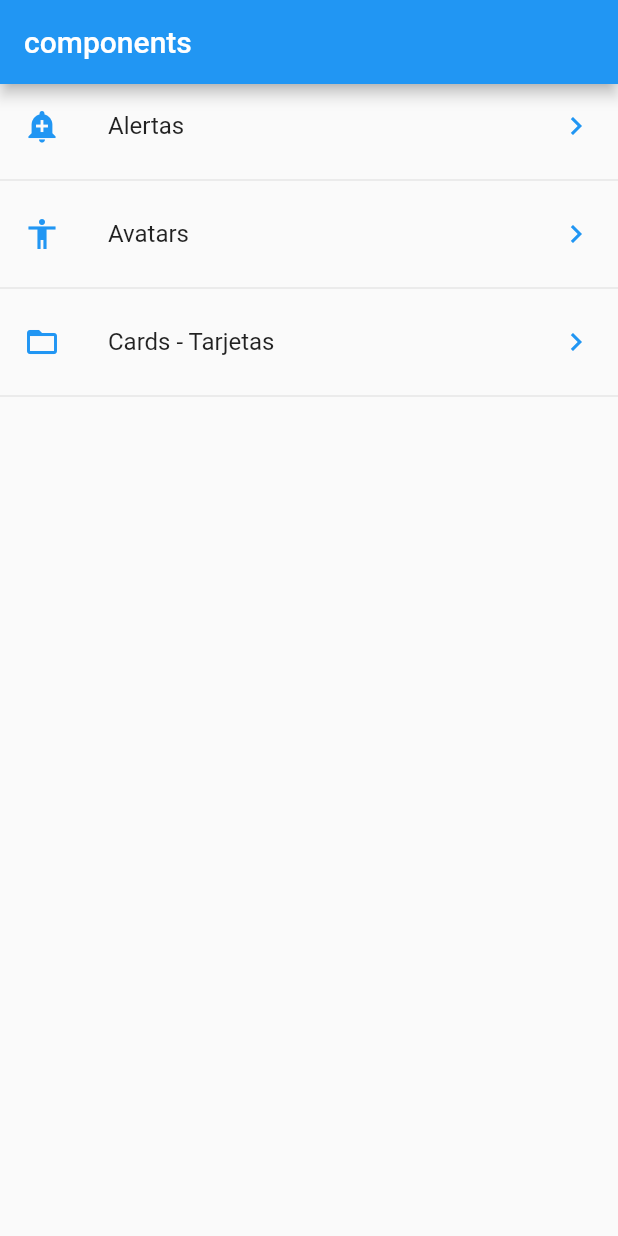
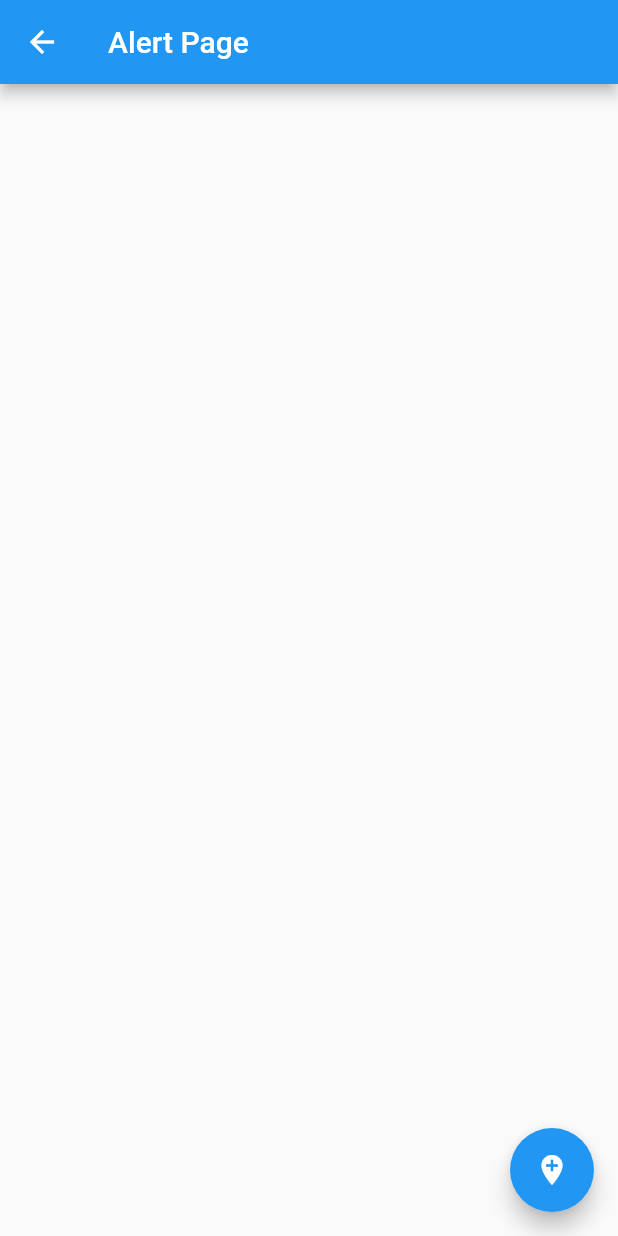
Before and after one commit to Pedro-001/CursoFlutter, a Flutter app: the screen it shows after launch, after a tap on "Cards - Tarjetas", on a phone screen of 412 x 824 dp. Run offline on Flutter 3.47's test engine with Material 2 defaults, Android fonts, the phone set to English and light mode, and no system bars.

Commit message:
Get routes and generic routes to ungenerate page

```diff
--- a/Contador/componentes/lib/main.dart
+++ b/Contador/componentes/lib/main.dart
@@ -1,4 +1,5 @@
-import 'package:componentes/src/pages/home_page.dart';
+import 'package:componentes/src/pages/alert_page.dart';
+import 'package:componentes/src/routes/routes.dart';
 import 'package:flutter/material.dart';
 
 /* import 'package:componentes/src/pages/home_temp.dart';
@@ -11,7 +12,14 @@ class MyApp extends StatelessWidget {
     return MaterialApp(
       title: 'ComponentesAPP',
       debugShowCheckedModeBanner: false,
-      home: HomePage(),
+/*       home: HomePage(),*/
+      initialRoute: '/',
+      routes: getApplicationsRoutes(),
+      onGenerateRoute: (RouteSettings settings) {
+        print('ruta llamada con el nombre ${settings.name}');
+        return MaterialPageRoute(
+            builder: (BuildContext context) => AlertPage());
+      },
     );
   }
 }
--- /dev/null
+++ b/Contador/componentes/lib/src/pages/alert_page.dart
@@ -0,0 +1,20 @@
+import 'package:flutter/material.dart';
+
+class AlertPage extends StatelessWidget {
+  const AlertPage({Key? key}) : super(key: key);
+
+  @override
+  Widget build(BuildContext context) {
+    return Scaffold(
+      appBar: AppBar(
+        title: Text('Alert Page'),
+      ),
+      floatingActionButton: FloatingActionButton(
+        child: Icon(Icons.add_location),
+        onPressed: () {
+          Navigator.pop(context);
+        },
+      ),
+    );
+  }
+}
--- a/Contador/componentes/lib/src/pages/home_page.dart
+++ b/Contador/componentes/lib/src/pages/home_page.dart
@@ -29,7 +29,7 @@ class HomePage extends StatelessWidget {
         }
 
         return ListView(
-          children: _listItems(snapshot.data),
+          children: _listItems(snapshot.data, context),
         );
       },
     );
@@ -37,14 +37,16 @@ class HomePage extends StatelessWidget {
 /*     return  */
   }
 
-  List<Widget> _listItems(List<dynamic>? data) {
+  List<Widget> _listItems(List<dynamic>? data, BuildContext context) {
     final List<Widget> opciones = [];
     data?.forEach((opt) {
       final widgetTemp = ListTile(
         title: Text(opt['texto']),
         leading: getIcon(opt['icon']),
         trailing: Icon(Icons.keyboard_arrow_right, color: Colors.blue),
-        onTap: () {},
+        onTap: () {
+          Navigator.pushNamed(context, opt['ruta']);
+        },
       );
       opciones..add(widgetTemp)..add(Divider());
     });
--- /dev/null
+++ b/Contador/componentes/lib/src/routes/routes.dart
@@ -0,0 +1,13 @@
+import 'package:flutter/material.dart';
+
+import 'package:componentes/src/pages/alert_page.dart';
+import 'package:componentes/src/pages/avatar_page.dart';
+import 'package:componentes/src/pages/home_page.dart';
+
+Map<String, WidgetBuilder> getApplicationsRoutes() {
+  return <String, WidgetBuilder>{
+    '/': (BuildContext context) => HomePage(),
+    'alert': (BuildContext context) => AlertPage(),
+    'avatar': (BuildContext context) => AvatarPage(),
+  };
+}
```
Also changed, not shown: Contador/componentes/lib/src/pages/avatar_page.dart (added, +14 -0 lines).
